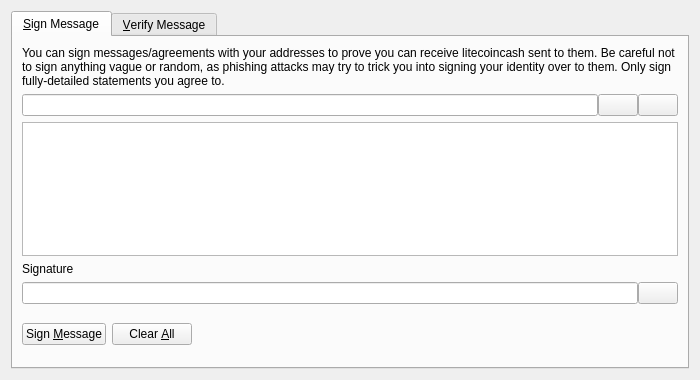
Old version of the form src/qt/forms/signverifymessagedialog.ui in the repository balabhaskar27/maza.
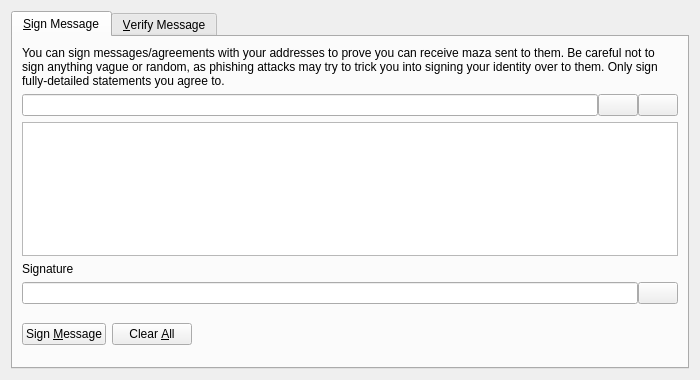
New version of the form. Icons and pictures are not drawn. Custom widgets are drawn as their Qt base class.

Commit message:
Rebase with hive mining and cpu mining based on litecoincash
Initial rebase of code to litcoincash code with maza chain parameters.

What changed in the file:
```diff
--- a/src/qt/forms/signverifymessagedialog.ui
+++ b/src/qt/forms/signverifymessagedialog.ui
@@ -30,7 +30,7 @@
        <item>
         <widget class="QLabel" name="infoLabel_SM">
          <property name="text">
-          <string>You can sign messages/agreements with your addresses to prove you can receive litecoincash sent to them. Be careful not to sign anything vague or random, as phishing attacks may try to trick you into signing your identity over to them. Only sign fully-detailed statements you agree to.</string>
+          <string>You can sign messages/agreements with your addresses to prove you can receive maza sent to them. Be careful not to sign anything vague or random, as phishing attacks may try to trick you into signing your identity over to them. Only sign fully-detailed statements you agree to.</string>
          </property>
          <property name="textFormat">
           <enum>Qt::PlainText</enum>
```
The commit also changes 339 other files.
